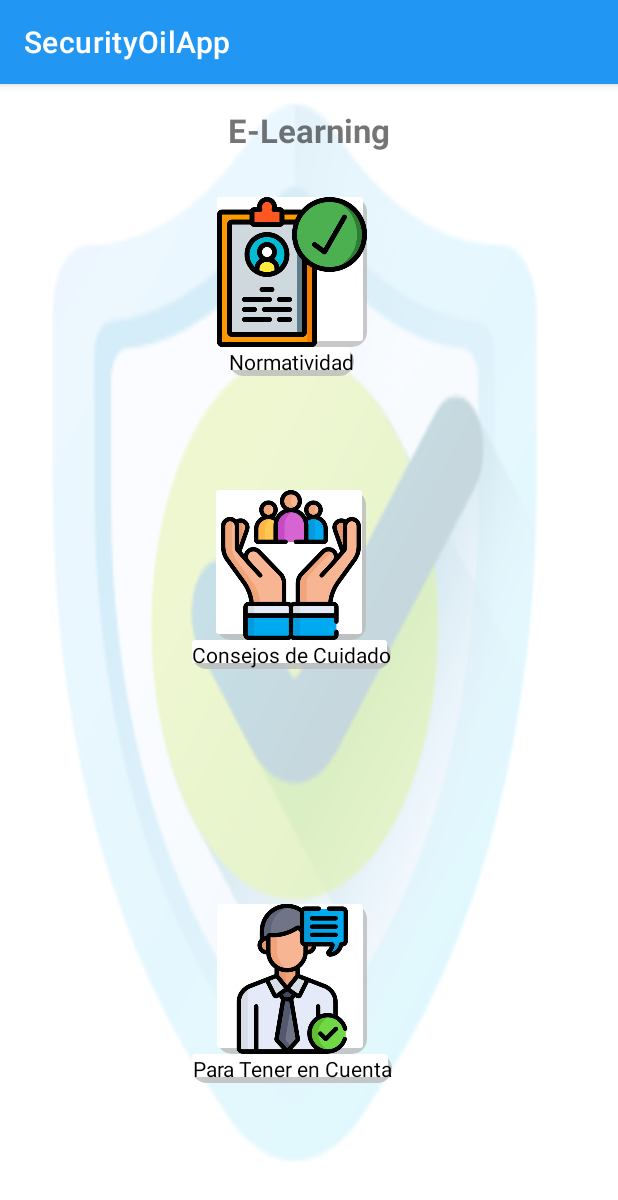
After one commit to diedrych/SECUIRITYOILAPP, an Android app: the e_learning screen opened directly, with no data from a screen before it, on a phone screen of 412 x 824 dp. The commit adds this screen. Shown: the top 1200 px of the screen. Run offline under Robolectric (Android 15) with nearby library versions, the phone set to English and light mode, and no system bars.

Commit message:
Creación modulo Elearning

```diff
--- a/app/src/main/AndroidManifest.xml
+++ b/app/src/main/AndroidManifest.xml
@@ -2,11 +2,12 @@
 <manifest xmlns:android="http://schemas.android.com/apk/res/android"
     package="com.example.myapplication">
 
-    //permiso para usar la camara del dispositivo
-    <uses-feature android:name="android.hardware.camera" android:required="true" />
-    //permiso para guardar fotos
-    <uses-permission android:name="android.permission.CAMERA"/>
-    <uses-permission android:name="android.permission.WRITE_EXTERNAL_STORAGE"/>
+    <uses-feature
+        android:name="android.hardware.camera"
+        android:required="true" />
+
+    <uses-permission android:name="android.permission.CAMERA" />
+    <uses-permission android:name="android.permission.WRITE_EXTERNAL_STORAGE" />
 
     <application
         android:allowBackup="true"
@@ -15,7 +16,9 @@
         android:roundIcon="@mipmap/ic_launcher_round"
         android:supportsRtl="true"
         android:theme="@style/Theme.MyApplication">
-        <activity android:name=".newsForm"></activity>
+        <activity android:name=".normativity"></activity>
+        <activity android:name=".e_learning" />
+        <activity android:name=".newsForm" />
         <activity android:name=".NewsReportMenu" />
         <activity android:name=".MainActivity">
             <intent-filter>
@@ -30,12 +33,10 @@
             android:authorities="com.example.android.fileprovider"
             android:exported="false"
             android:grantUriPermissions="true">
-                <meta-data
+            <meta-data
                 android:name="android.support.FILE_PROVIDER_PATHS"
-                android:resource="@xml/file_paths">
-                </meta-data>
+                android:resource="@xml/file_paths" />
         </provider>
-
     </application>
 
 </manifest>
--- a/app/src/main/java/com/example/myapplication/MainActivity.java
+++ b/app/src/main/java/com/example/myapplication/MainActivity.java
@@ -19,4 +19,10 @@ public class MainActivity extends AppCompatActivity {
         Intent reportMenu = new Intent(this, NewsReportMenu.class);
         startActivity(reportMenu);
     }
+
+    //e_learning boton
+    public void ELearning(View view){
+        Intent ELearning = new Intent(this, e_learning.class);
+        startActivity(ELearning);
+    }
 }
--- /dev/null
+++ b/app/src/main/java/com/example/myapplication/e_learning.java
@@ -0,0 +1,22 @@
+package com.example.myapplication;
+
+import androidx.appcompat.app.AppCompatActivity;
+
+import android.content.Intent;
+import android.os.Bundle;
+import android.view.View;
+
+public class e_learning extends AppCompatActivity {
+
+    @Override
+    protected void onCreate(Bundle savedInstanceState) {
+        super.onCreate(savedInstanceState);
+        setContentView(R.layout.activity_e_learning);
+    }
+
+    //ir al menu normatividad
+    public void Normativity(View view){
+        Intent Normativity = new Intent(this, normativity.class);
+        startActivity(Normativity);
+    }
+}
--- /dev/null
+++ b/app/src/main/java/com/example/myapplication/normativity.java
@@ -0,0 +1,14 @@
+package com.example.myapplication;
+
+import androidx.appcompat.app.AppCompatActivity;
+
+import android.os.Bundle;
+
+public class normativity extends AppCompatActivity {
+
+    @Override
+    protected void onCreate(Bundle savedInstanceState) {
+        super.onCreate(savedInstanceState);
+        setContentView(R.layout.activity_normativity);
+    }
+}
--- /dev/null
+++ b/app/src/main/res/layout/activity_e_learning.xml
@@ -0,0 +1,132 @@
+<?xml version="1.0" encoding="utf-8"?>
+<androidx.constraintlayout.widget.ConstraintLayout xmlns:android="http://schemas.android.com/apk/res/android"
+    xmlns:app="http://schemas.android.com/apk/res-auto"
+    xmlns:tools="http://schemas.android.com/tools"
+    android:layout_width="match_parent"
+    android:layout_height="match_parent"
+    android:background="@drawable/ic_background1"
+    tools:context=".e_learning">
+
+    <TextView
+        android:id="@+id/textViewT"
+        android:layout_width="334dp"
+        android:layout_height="45dp"
+        android:layout_marginTop="16dp"
+        android:gravity="center_horizontal"
+        android:text="@string/txt_elearning"
+        android:textStyle="bold"
+        android:textAlignment="center"
+        android:textSize="22sp"
+        app:layout_constraintEnd_toEndOf="parent"
+        app:layout_constraintStart_toStartOf="parent"
+        app:layout_constraintTop_toTopOf="parent" />
+
+    <GridLayout
+        android:layout_width="match_parent"
+        android:layout_height="match_parent"
+
+        android:layout_margin="10sp"
+        android:columnCount="1"
+        android:rowCount="3">
+
+        <LinearLayout
+            android:layout_width="wrap_content"
+            android:layout_height="wrap_content"
+            android:layout_gravity="center_vertical|center_horizontal"
+            android:layout_margin="5sp"
+            android:layout_marginRight="20sp"
+            android:layout_marginTop="60sp"
+            android:gravity="center"
+            android:paddingRight="7sp"
+            android:orientation="vertical">
+
+            <ImageView
+                android:id="@+id/normativity"
+                android:onClick="Normativity"
+                android:layout_width="100sp"
+                android:layout_height="100sp"
+                android:layout_marginTop="5sp"
+                android:contentDescription="@string/txt_normativity"
+                android:background="@drawable/white_rectangle_background"
+                android:src="@drawable/ic_rule" />
+
+            <TextView
+                android:id="@+id/normativityText"
+                android:layout_width="wrap_content"
+                android:layout_height="wrap_content"
+                android:contentDescription="2L6mlKvoPMZuFeSf40eR"
+                android:layout_marginBottom="5sp"
+                android:gravity="center"
+                android:text="@string/txt_normativity"
+                android:background="@drawable/white_rectangle_background"
+                android:textColor="@color/black"
+                android:textSize="14sp" />
+        </LinearLayout>
+
+        <LinearLayout
+            android:layout_width="wrap_content"
+            android:layout_height="wrap_content"
+            android:layout_gravity="center_vertical|center_horizontal"
+            android:layout_margin="5sp"
+            android:layout_marginRight="20sp"
+            android:layout_marginTop="60sp"
+            android:gravity="center"
+            android:paddingRight="7sp"
+            android:orientation="vertical">
+
+            <ImageView
+                android:id="@+id/care_tips"
+                android:layout_width="100sp"
+                android:layout_height="100sp"
+                android:layout_marginTop="5sp"
+                android:contentDescription="@string/txt_care_tips"
+                android:background="@drawable/white_rectangle_background"
+                android:src="@drawable/ic_care_tips" />
+
+            <TextView
+                android:id="@+id/care_tipsText"
+                android:layout_width="wrap_content"
+                android:layout_height="wrap_content"
+                android:contentDescription="2L6mlKvoPMZuFeSf40eR"
+                android:layout_marginBottom="5sp"
+                android:gravity="center"
+                android:text="@string/txt_care_tips"
+                android:background="@drawable/white_rectangle_background"
+                android:textColor="@color/black"
+                android:textSize="14sp" />
+        </LinearLayout>
+        <LinearLayout
+            android:layout_width="wrap_content"
+            android:layout_height="wrap_content"
+            android:layout_gravity="center_vertical|center_horizontal"
+            android:layout_margin="5sp"
+            android:layout_marginRight="20sp"
+            android:layout_marginTop="60sp"
+            android:gravity="center"
+            android:paddingRight="7sp"
+            android:orientation="vertical">
+
+            <ImageView
+                android:id="@+id/consider"
+                android:layout_width="100sp"
+                android:layout_height="100sp"
+                android:layout_marginTop="5sp"
+                android:contentDescription="@string/txt_consider"
+                android:background="@drawable/white_rectangle_background"
+                android:src="@drawable/ic_consider" />
+
+            <TextView
+                android:id="@+id/considertxt"
+                android:layout_width="wrap_content"
+                android:layout_height="wrap_content"
+                android:contentDescription="2L6mlKvoPMZuFeSf40eR"
+                android:layout_marginBottom="5sp"
+                android:gravity="center"
+                android:text="@string/txt_consider"
+                android:background="@drawable/white_rectangle_background"
+                android:textColor="@color/black"
+                android:textSize="14sp" />
+        </LinearLayout>
+
+    </GridLayout>
+</androidx.constraintlayout.widget.ConstraintLayout>
--- a/app/src/main/res/layout/activity_main.xml
+++ b/app/src/main/res/layout/activity_main.xml
@@ -15,6 +15,17 @@
         app:layout_constraintRight_toRightOf="parent"
         app:layout_constraintTop_toTopOf="parent" />
 
+    <LinearLayout
+        android:layout_width="match_parent"
+        android:layout_height="match_parent"
+        android:layout_gravity="center_vertical|center_horizontal"
+        android:layout_margin="5sp"
+        android:layout_marginRight="20sp"
+        android:layout_marginTop="60sp"
+        android:background="@drawable/white_rectangle_background"
+        android:gravity="center"
+        android:paddingRight="7sp"
+        android:orientation="vertical">
     <Button
         android:id="@+id/button"
         android:layout_width="wrap_content"
@@ -24,4 +35,15 @@
         tools:layout_editor_absoluteX="166dp"
         tools:layout_editor_absoluteY="267dp" />
 
+    <Button
+        android:id="@+id/elearning"
+        android:layout_width="wrap_content"
+        android:layout_height="wrap_content"
+        android:onClick="ELearning"
+        android:text="@string/txt_elearning"
+        tools:layout_editor_absoluteX="166dp"
+        tools:layout_editor_absoluteY="267dp" />
+
+    </LinearLayout>
+
 </androidx.constraintlayout.widget.ConstraintLayout>
--- /dev/null
+++ b/app/src/main/res/layout/activity_normativity.xml
@@ -0,0 +1,9 @@
+<?xml version="1.0" encoding="utf-8"?>
+<androidx.constraintlayout.widget.ConstraintLayout xmlns:android="http://schemas.android.com/apk/res/android"
+    xmlns:app="http://schemas.android.com/apk/res-auto"
+    xmlns:tools="http://schemas.android.com/tools"
+    android:layout_width="match_parent"
+    android:layout_height="match_parent"
+    tools:context=".normativity">
+
+</androidx.constraintlayout.widget.ConstraintLayout>
--- a/app/src/main/res/values/strings.xml
+++ b/app/src/main/res/values/strings.xml
@@ -10,4 +10,10 @@
     <string name="txt_machine">Maquinaria</string>
     <string name="txt_enviroment">Ambiental</string>
     <string name="btn_save">Guardar</string>
+    <string name="txt_elearning">E-Learning</string>
+    <string name="txt_normativity">Normatividad</string>
+    <string name="txt_care_tips">Consejos de Cuidado</string>
+    <string name="txt_consider">Para Tener en Cuenta</string>
+
+
 </resources>
```
Also changed, not shown: app/src/main/res/drawable/ic_care_tips.png (added), app/src/main/res/drawable/ic_consider.png (added), app/src/main/res/drawable/ic_rule.png (added).
